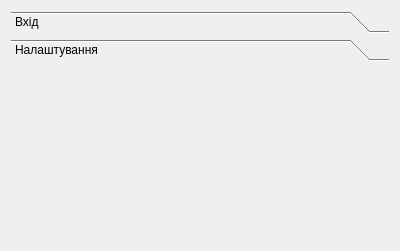
This is loginform.ui in Bodiok007/SimpleAccounting as Qt 5 draws it before an edit. The edited form follows.
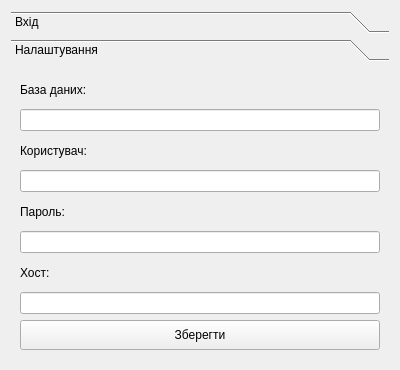
This is the edited form. Icons and pictures are not drawn.

Diff of the .ui file:
```diff
--- a/loginform.ui
+++ b/loginform.ui
@@ -7,13 +7,13 @@
     <x>0</x>
     <y>0</y>
     <width>400</width>
-    <height>251</height>
+    <height>370</height>
    </rect>
   </property>
   <property name="windowTitle">
    <string>Form</string>
   </property>
-  <layout class="QVBoxLayout" name="verticalLayout">
+  <layout class="QVBoxLayout" name="verticalLayout_3">
    <item>
     <widget class="QToolBox" name="toolBox">
      <property name="currentIndex">
@@ -37,14 +37,31 @@
       </attribute>
       <layout class="QVBoxLayout" name="verticalLayout_2">
        <item>
-        <widget class="QLabel" name="labelLogin">
-         <property name="text">
-          <string>Логін:</string>
-         </property>
-        </widget>
-       </item>
-       <item>
-        <widget class="QLineEdit" name="lineEdit"/>
+        <layout class="QVBoxLayout" name="verticalLayout">
+         <item>
+          <spacer name="verticalSpacer">
+           <property name="orientation">
+            <enum>Qt::Vertical</enum>
+           </property>
+           <property name="sizeHint" stdset="0">
+            <size>
+             <width>20</width>
+             <height>13</height>
+            </size>
+           </property>
+          </spacer>
+         </item>
+         <item>
+          <widget class="QLabel" name="labelLogin">
+           <property name="text">
+            <string>Логін:</string>
+           </property>
+          </widget>
+         </item>
+         <item>
+          <widget class="QLineEdit" name="lineLogin"/>
+         </item>
+        </layout>
        </item>
        <item>
         <widget class="QLabel" name="labelPassword">
@@ -71,7 +88,7 @@
         <x>0</x>
         <y>0</y>
         <width>378</width>
-        <height>159</height>
+        <height>278</height>
        </rect>
       </property>
       <attribute name="icon">
@@ -81,6 +98,74 @@
       <attribute name="label">
        <string>Налаштування</string>
       </attribute>
+      <layout class="QVBoxLayout" name="verticalLayout_5">
+       <item>
+        <widget class="QLabel" name="labelNameDB">
+         <property name="text">
+          <string>База даних:</string>
+         </property>
+        </widget>
+       </item>
+       <item>
+        <widget class="QLineEdit" name="lineNameDB"/>
+       </item>
+       <item>
+        <widget class="QLabel" name="label_2">
+         <property name="text">
+          <string>Користувач:</string>
+         </property>
+        </widget>
+       </item>
+       <item>
+        <widget class="QLineEdit" name="lineNameUserDB"/>
+       </item>
+       <item>
+        <widget class="QLabel" name="label_3">
+         <property name="text">
+          <string>Пароль:</string>
+         </property>
+        </widget>
+       </item>
+       <item>
+        <widget class="QLineEdit" name="linePasswordUserDB"/>
+       </item>
+       <item>
+        <widget class="QLabel" name="label_4">
+         <property name="text">
+          <string>Хост:</string>
+         </property>
+        </widget>
+       </item>
+       <item>
+        <widget class="QLineEdit" name="lineHostDB"/>
+       </item>
+       <item>
+        <layout class="QVBoxLayout" name="verticalLayout_6">
+         <property name="spacing">
+          <number>1</number>
+         </property>
+        </layout>
+       </item>
+       <item>
+        <widget class="QPushButton" name="buttonSaveSettings">
+         <property name="minimumSize">
+          <size>
+           <width>0</width>
+           <height>30</height>
+          </size>
+         </property>
+         <property name="baseSize">
+          <size>
+           <width>0</width>
+           <height>30</height>
+          </size>
+         </property>
+         <property name="text">
+          <string>Зберегти</string>
+         </property>
+        </widget>
+       </item>
+      </layout>
      </widget>
     </widget>
    </item>
```
Left out of the diff: 36 changed lines with no effect on the pictures.
